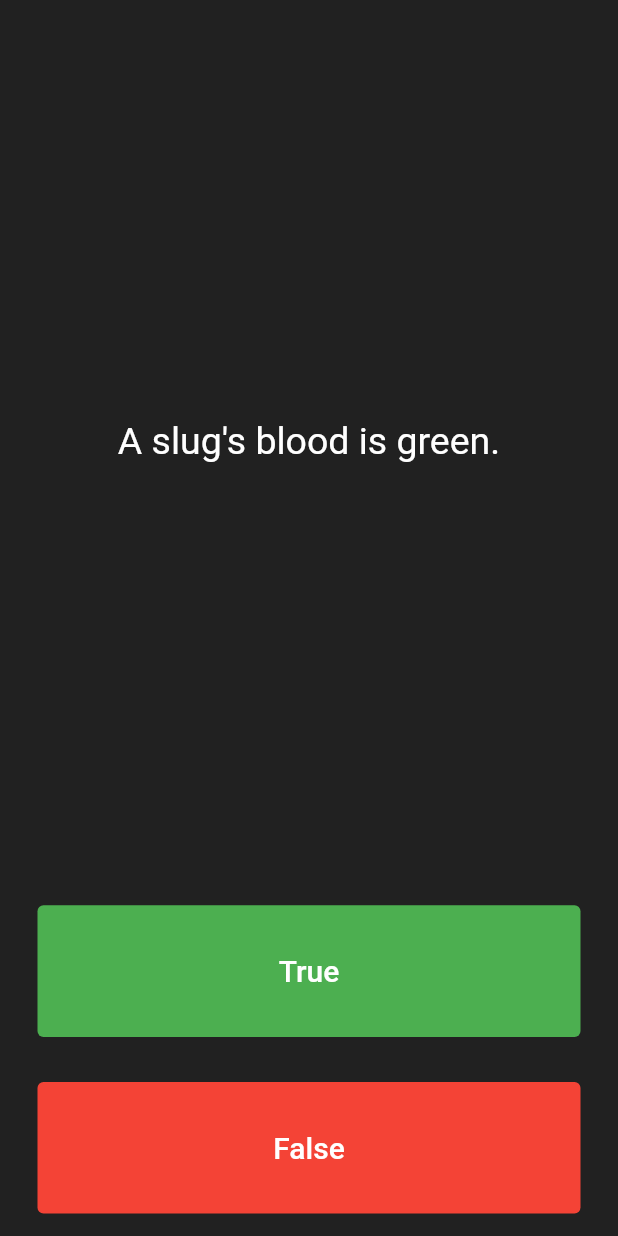
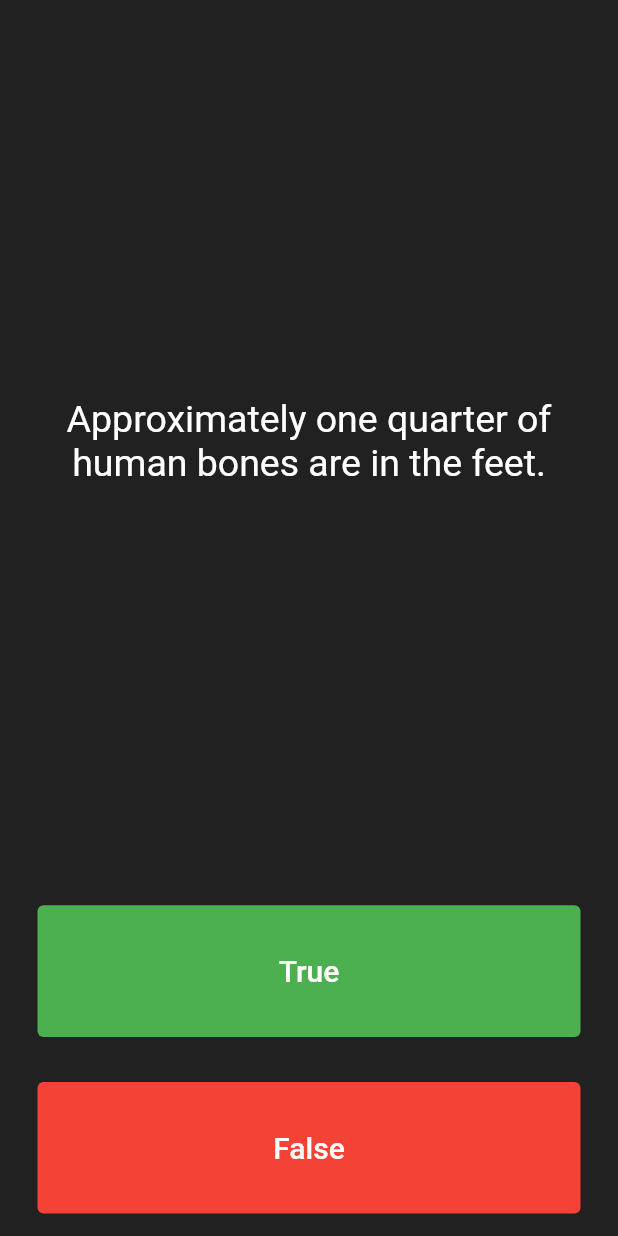
Before and after one commit to optimisms/FlutterDemos, a Flutter app: the screen it shows after launch, after a tap on "True", after a tap on "False", on a phone screen of 412 x 824 dp. Run offline on Flutter 3.47's test engine with Material 2 defaults, Android fonts, the phone set to English and light mode, and no system bars; our stand-ins replace audioplayers.

Commit message:
Added question bank

```diff
--- a/quizzler/lib/main.dart
+++ b/quizzler/lib/main.dart
@@ -1,5 +1,5 @@
 import 'package:flutter/material.dart';
-import 'quiz_question.dart';
+import 'question_bank.dart';
 
 void main() => runApp(Quizzler());
 
@@ -27,15 +27,8 @@
 
 class _QuizPageState extends State<QuizPage> {
   List<Icon> scoreKeeper = [];
-
-  List<QuizQuestion> questions = [
-    QuizQuestion('You can lead a cow down stairs but not up stairs.', false),
-    QuizQuestion(
-        'Approximately one quarter of human bones are in the feet.', true),
-    QuizQuestion('A slug\'s blood is green.', true),
-  ];
-
-  int questionNum = 0;
+  int qNum = 0;
+  QuestionBank myBank = QuestionBank();
 
   void buttonClicked(bool answerClicked) {
     setState(() {
@@ -45,14 +38,14 @@
   }
 
   void updateScore(bool answerClicked) {
-    bool correctAnswer = questions[questionNum].answer;
+    bool correctAnswer = myBank.getQuestionAnswer(qNum);
     if (correctAnswer == answerClicked) {}
   }
 
   void updateQuestionNum() {
-    questionNum++;
-    if (questionNum >= questions.length) {
-      questionNum = 0;
+    qNum++;
+    if (qNum >= myBank.length()) {
+      qNum = 0;
     }
   }
 
@@ -68,7 +61,7 @@
             padding: const EdgeInsets.all(10.0),
             child: Center(
               child: Text(
-                questions[questionNum].text,
+                myBank.getQuestionText(qNum),
                 textAlign: TextAlign.center,
                 style: const TextStyle(
                   fontSize: 25.0,
--- /dev/null
+++ b/quizzler/lib/question_bank.dart
@@ -0,0 +1,44 @@
+import 'quiz_question.dart';
+
+class QuestionBank {
+  final List<QuizQuestion> _questionBank = [
+    QuizQuestion('Some cats are actually allergic to humans', true),
+    QuizQuestion('You can lead a cow down stairs but not up stairs.', false),
+    QuizQuestion(
+        'Approximately one quarter of human bones are in the feet.', true),
+    QuizQuestion('A slug\'s blood is green.', true),
+    QuizQuestion('Buzz Aldrin\'s mother\'s maiden name was \"Moon\".', true),
+    QuizQuestion('It is illegal to pee in the Ocean in Portugal.', true),
+    QuizQuestion(
+        'No piece of square dry paper can be folded in half more than 7 times.',
+        false),
+    QuizQuestion(
+        'In London, UK, if you happen to die in the House of Parliament, you are technically entitled to a state funeral, because the building is considered too sacred a place.',
+        true),
+    QuizQuestion(
+        'The loudest sound produced by any animal is 188 decibels. That animal is the African Elephant.',
+        false),
+    QuizQuestion(
+        'The total surface area of two human lungs is approximately 70 square metres.',
+        true),
+    QuizQuestion('Google was originally called \"Backrub\".', true),
+    QuizQuestion(
+        'Chocolate affects a dog\'s heart and nervous system; a few ounces are enough to kill a small dog.',
+        true),
+    QuizQuestion(
+        'In West Virginia, USA, if you accidentally hit an animal with your car, you are free to take it home to eat.',
+        true),
+  ];
+
+  String getQuestionText(int qNum) {
+    return _questionBank[qNum].text;
+  }
+
+  bool getQuestionAnswer(int qNum) {
+    return _questionBank[qNum].answer;
+  }
+
+  int length() {
+    return _questionBank.length;
+  }
+}
```
